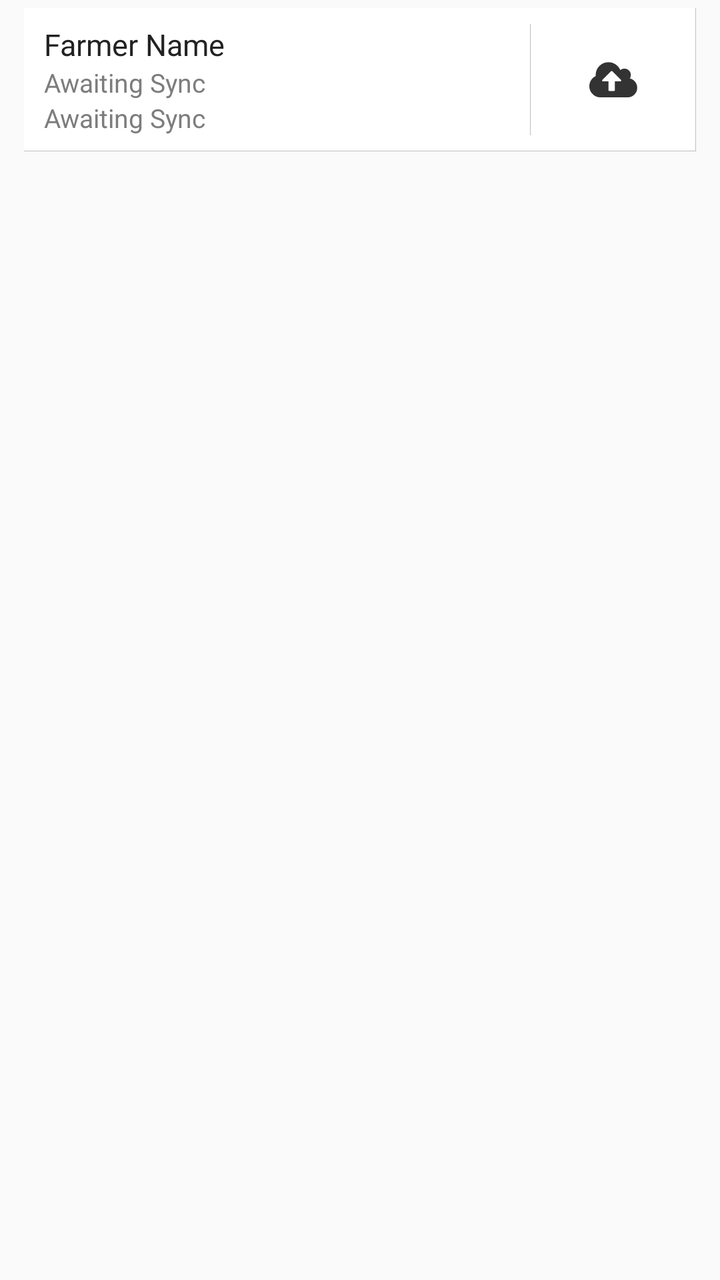
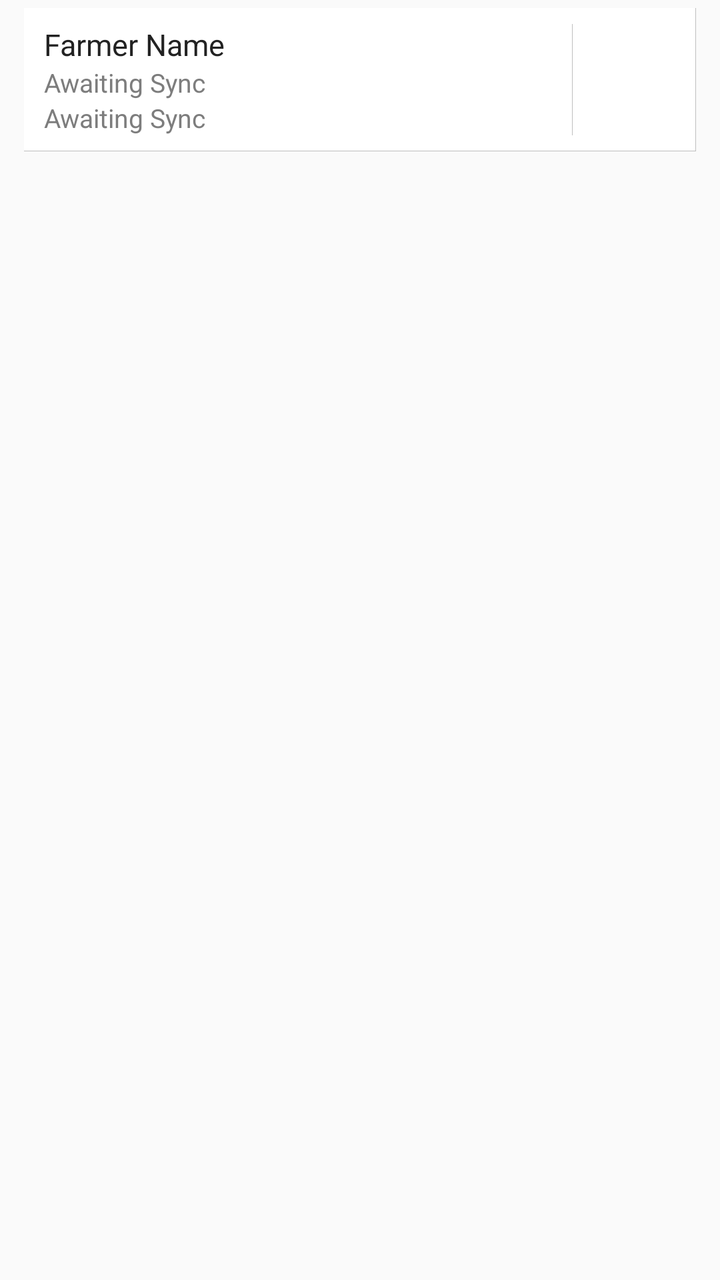

The first picture is an Android layout as it rendered before a commit; the second is the same layout after the commit. The layout source and the unified diff follow.
<!-- AndroidManifest.xml: application theme AppCompactTheme -->
<!-- res/layout/listview_network_queue.xml -->
<?xml version="1.0" encoding="utf-8"?>
<LinearLayout xmlns:android="http://schemas.android.com/apk/res/android"
    xmlns:tools="http://schemas.android.com/tools"
    android:orientation="vertical" android:layout_width="match_parent"
    android:layout_height="wrap_content"
    android:paddingLeft="@dimen/ofis_large_pad"
    android:paddingRight="@dimen/ofis_large_pad"
    android:paddingTop="@dimen/ofis_list_itemseparator"
    android:paddingBottom="@dimen/ofis_list_itemseparator">


    <LinearLayout
        android:orientation="horizontal"
        android:layout_width="match_parent"
        android:id="@+id/rowlin"
        android:layout_height="wrap_content"
        android:minHeight="60dp"
        android:background="@drawable/list_item"
        android:baselineAligned="false"
        android:weightSum="8"
        tools:ignore="UselessParent">

        <LinearLayout
            android:orientation="vertical"
            android:layout_width="0dp"
            android:layout_height="match_parent"
            android:id="@+id/itemTextContainer"
            android:layout_marginTop="8dp"
            android:layout_marginBottom="8dp"
            android:layout_marginEnd="8dp"
            android:layout_marginRight="8dp"
            android:paddingLeft="10dp"
            android:paddingRight="10dp"
            android:layout_weight="7">

            <TextView
                android:id="@+id/networkQueueId"
                android:layout_width="0dp"
                android:layout_height="0dp"
                android:visibility="gone" />
            <TextView
                android:layout_width="match_parent"
                android:layout_height="wrap_content"
                android:text="@string/Farmer_Name"
                android:id="@+id/networkQueueName"
                android:textColor="@color/ofis_base_font_dark"
                android:textSize="@dimen/ofis_med_text" />
            <TextView
                android:layout_width="wrap_content"
                android:layout_height="wrap_content"
                android:text="@string/Awaiting_Sync"
                android:id="@+id/networkQueuePoiType"
                android:textColor="@color/ofis_list_item_subtitle"
                android:textSize="@dimen/ofis_small_text" />
            <TextView
                android:layout_width="wrap_content"
                android:layout_height="wrap_content"
                android:text="@string/Awaiting_Sync"
                android:id="@+id/networkQueueOlamFarmerId"
                android:textColor="@color/ofis_list_item_subtitle"
                android:textSize="@dimen/ofis_small_text" />
        </LinearLayout>

        <LinearLayout
            android:layout_width="wrap_content"
            android:layout_height="match_parent"
            android:background="@drawable/left_border"
            android:layout_marginTop="8dp"
            android:layout_marginBottom="8dp"
            android:layout_weight="1"
            android:gravity="center">
            <ImageView
                android:layout_width="match_parent"
                android:layout_height="match_parent"
                android:adjustViewBounds="false"
                android:padding="@dimen/ofis_large_pad"
                android:maxHeight="@dimen/text_button_width_height"
                android:scaleType="center"
                android:id="@+id/imageView_pic"
                android:src="@drawable/ic_upload_list"
                android:contentDescription="@string/Farmer_Photo"
                android:layout_gravity="center_vertical|center_horizontal" />
        </LinearLayout>
    </LinearLayout>

</LinearLayout>
<!-- resources referenced by this layout -->
<resources>
  <color name="ofis_base_font_dark">#222222</color>
  <color name="ofis_list_item_subtitle">#7d7d7d</color>
  <dimen name="ofis_large_pad">12dp</dimen>
  <dimen name="ofis_list_itemseparator">4dp</dimen>
  <dimen name="ofis_med_text">15sp</dimen>
  <dimen name="ofis_small_text">13sp</dimen>
  <dimen name="text_button_width_height">40dp</dimen>
  <!-- drawable ic_upload_list: png bitmap (drawable-hdpi, 1621 bytes) -->
  <!-- drawable left_border (drawable) -->
  <?xml version="1.0" encoding="utf-8"?>
  <layer-list xmlns:android="http://schemas.android.com/apk/res/android">
      <item
          android:bottom="-3dp"
          android:left="-2dp"
          android:top="-3dp"
          android:right="-3dp">
          <shape android:shape="rectangle">
              <solid android:color="@android:color/transparent"/>
              <stroke
                  android:color="@color/ofis_list_item_border"
                  android:width="@dimen/ofis_list_itemborder" />
          </shape>
          </item>
  </layer-list>
  <!-- drawable list_item (drawable) -->
  <?xml version="1.0" encoding="utf-8"?>
  <layer-list xmlns:android="http://schemas.android.com/apk/res/android">
      <item
          android:right="-3dp"
          android:left="-3dp"
          android:top="-3dp"
          android:bottom="-2dp">
          <shape android:shape="rectangle">
              <solid android:color="@color/ofis_list_item_background"/>
              <stroke
                  android:color="@color/ofis_list_item_border"
                  android:width="@dimen/ofis_list_itemborder" />
          </shape>
          </item>
  </layer-list>
  <string name="Awaiting_Sync">Awaiting Sync</string>
  <string name="Farmer_Name">Farmer Name</string>
  <string name="Farmer_Photo">Farmer Photo</string>
  <style name="AppCompactTheme" parent="Theme.AppCompat.Light">
          
          <item name="android:spinnerStyle">@android:style/Widget.Holo.Light.Spinner</item>
          <item name="android:spinnerItemStyle">@style/SpinnerItem</item>
          <item name="android:spinnerDropDownItemStyle">@style/SpinnerItem.DropDownItem</item>
          <item name="android:dropDownListViewStyle">@style/StandardSpinner</item>
          <item name="android:actionBarStyle">@style/AppTheme.ActionBarStyle</item>
      </style>
  <color name="ofis_list_item_border">#40000000</color>
  <dimen name="ofis_list_itemborder">1px</dimen>
  <color name="ofis_list_item_background">#ffffff</color>
  <style name="SpinnerItem" parent="Widget.AppCompat.TextView.SpinnerItem">
          <item name="android:textColor">@color/ofis_base_font_white</item>
          <item name="android:textSize">@dimen/ofis_spinner_text</item>
      </style>
  <style name="SpinnerItem.DropDownItem" parent="Widget.AppCompat.Light.DropDownItem.Spinner">
          <item name="android:textColor">@color/ofis_text_field</item>
          <item name="android:background">@color/ofis_spinner_item_background</item>
      </style>
  <style name="StandardSpinner" parent="Widget.AppCompat.ListView.DropDown">
          <item name="android:dividerHeight">@dimen/ofis_spinner_itemseparator</item>
          <item name="android:divider">@color/ofis_spinner_divider</item>
      </style>
  <style name="AppTheme.ActionBarStyle" parent="Theme.AppCompat.Light">
          <item name="android:titleTextStyle">@style/AppTheme.ActionBar.TitleTextStyle</item>
      </style>
  <color name="ofis_base_font_white">#ffffff</color>
  <dimen name="ofis_spinner_text">14sp</dimen>
  <color name="ofis_text_field">#DE000000</color>
  <color name="ofis_spinner_item_background">@color/ofis_actionbar_background</color>
  <dimen name="ofis_spinner_itemseparator">1dp</dimen>
  <color name="ofis_spinner_divider">#ff333333</color>
  <style name="AppTheme.ActionBar.TitleTextStyle" parent="android:TextAppearance">
          <item name="android:textSize">@dimen/ofis_med_text</item>
      </style>
  <color name="ofis_actionbar_background">#dddddd</color>
</resources>

<!-- the commit's change to res/layout/listview_network_queue.xml (unified diff, before → after) -->
@@ -1,5 +1,6 @@
 <?xml version="1.0" encoding="utf-8"?>
 <LinearLayout xmlns:android="http://schemas.android.com/apk/res/android"
+    xmlns:app="http://schemas.android.com/apk/res-auto"
     xmlns:tools="http://schemas.android.com/tools"
     android:orientation="vertical" android:layout_width="match_parent"
     android:layout_height="wrap_content"
@@ -77,7 +78,7 @@
                 android:maxHeight="@dimen/text_button_width_height"
                 android:scaleType="center"
                 android:id="@+id/imageView_pic"
-                android:src="@drawable/ic_upload_list"
+                app:srcCompat="@drawable/ic_upload_list"
                 android:contentDescription="@string/Farmer_Photo"
                 android:layout_gravity="center_vertical|center_horizontal" />
         </LinearLayout>
<!-- resource entries referenced after the edit -->
@@ -45,11 +45,13 @@
   <string name="Farmer_Photo">Farmer Photo</string>
   <style name="AppCompactTheme" parent="Theme.AppCompat.Light">
           
-          <item name="android:spinnerStyle">@android:style/Widget.Holo.Light.Spinner</item>
+          <item name="spinnerStyle">@android:style/Widget.Holo.Light.Spinner</item>
           <item name="android:spinnerItemStyle">@style/SpinnerItem</item>
-          <item name="android:spinnerDropDownItemStyle">@style/SpinnerItem.DropDownItem</item>
-          <item name="android:dropDownListViewStyle">@style/StandardSpinner</item>
-          <item name="android:actionBarStyle">@style/AppTheme.ActionBarStyle</item>
+          <item name="spinnerDropDownItemStyle">@style/SpinnerItem.DropDownItem</item>
+          <item name="dropDownListViewStyle">@style/StandardSpinner</item>
+  
+          <item name="actionBarStyle">@style/AppTheme.ActionBarStyle</item>
+  
       </style>
   <color name="ofis_list_item_border">#40000000</color>
   <dimen name="ofis_list_itemborder">1px</dimen>
@@ -60,14 +62,14 @@
       </style>
   <style name="SpinnerItem.DropDownItem" parent="Widget.AppCompat.Light.DropDownItem.Spinner">
           <item name="android:textColor">@color/ofis_text_field</item>
-          <item name="android:background">@color/ofis_spinner_item_background</item>
+          <item name="background">@color/ofis_spinner_item_background</item>
       </style>
   <style name="StandardSpinner" parent="Widget.AppCompat.ListView.DropDown">
           <item name="android:dividerHeight">@dimen/ofis_spinner_itemseparator</item>
-          <item name="android:divider">@color/ofis_spinner_divider</item>
+          <item name="divider">@color/ofis_spinner_divider</item>
       </style>
   <style name="AppTheme.ActionBarStyle" parent="Theme.AppCompat.Light">
-          <item name="android:titleTextStyle">@style/AppTheme.ActionBar.TitleTextStyle</item>
+          <item name="titleTextStyle">@style/AppTheme.ActionBar.TitleTextStyle</item>
       </style>
   <color name="ofis_base_font_white">#ffffff</color>
   <dimen name="ofis_spinner_text">14sp</dimen>
@@ -76,8 +78,10 @@
   <dimen name="ofis_spinner_itemseparator">1dp</dimen>
   <color name="ofis_spinner_divider">#ff333333</color>
   <style name="AppTheme.ActionBar.TitleTextStyle" parent="android:TextAppearance">
-          <item name="android:textSize">@dimen/ofis_med_text</item>
+          <item name="android:textSize">@dimen/ofis_large_text</item>
+          <item name="android:textStyle">bold</item>
       </style>
   <color name="ofis_actionbar_background">#dddddd</color>
+  <dimen name="ofis_large_text">17sp</dimen>
 </resources>
 
